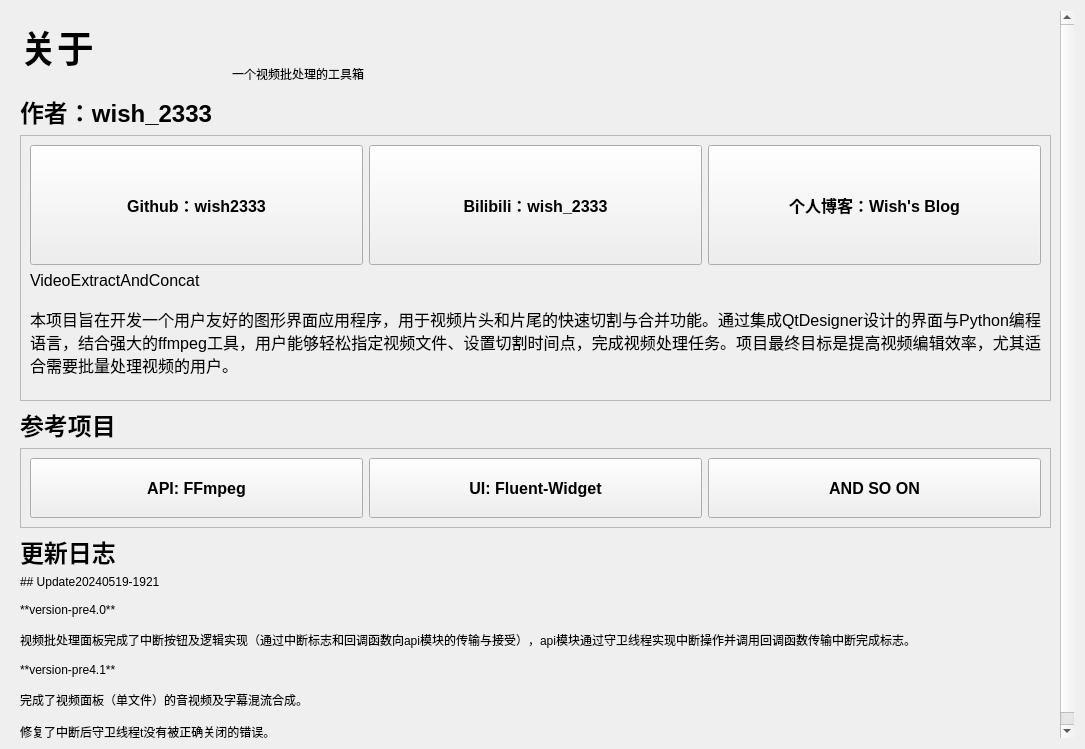
Qt form modules/UI/aboutInterface.ui (wish2333/VideoExtractAndConcat) before a commit.
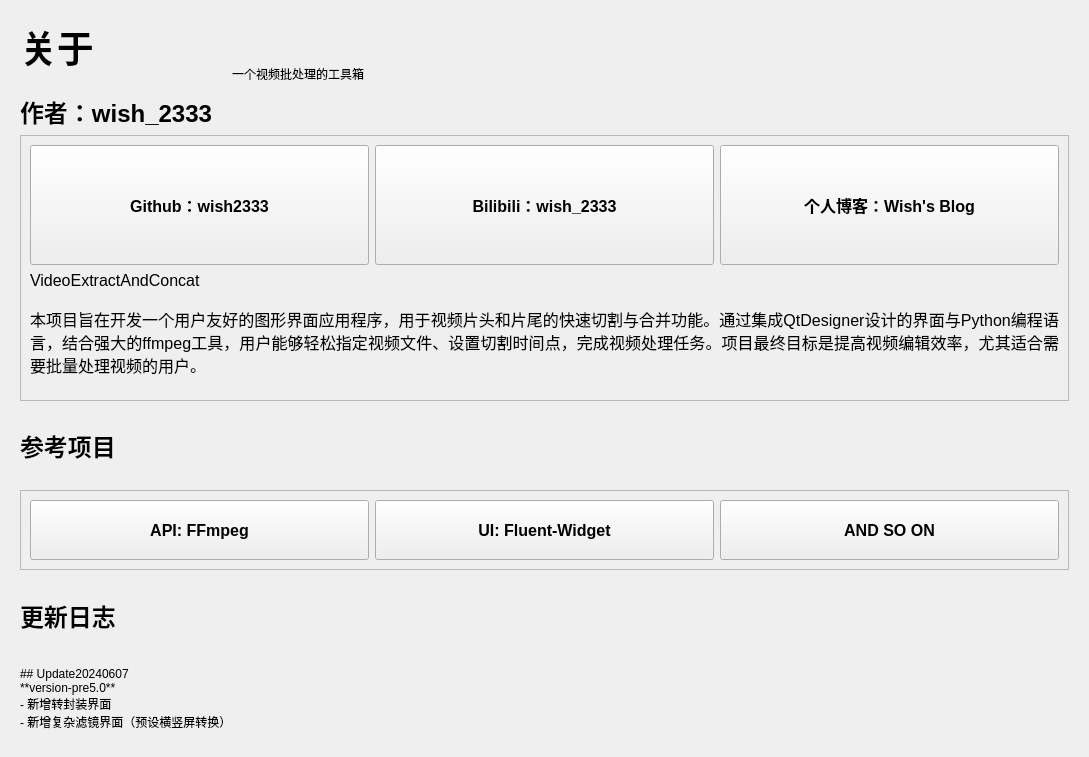
The same form after that commit. Custom widgets are drawn as their Qt base class.

Commit message: Update20240608-version-pre5.0

Diff of the .ui file:
```diff
--- a/modules/UI/aboutInterface.ui
+++ b/modules/UI/aboutInterface.ui
@@ -6,8 +6,8 @@
    <rect>
     <x>0</x>
     <y>0</y>
-    <width>1085</width>
-    <height>749</height>
+    <width>1089</width>
+    <height>757</height>
    </rect>
   </property>
   <property name="minimumSize">
@@ -42,8 +42,8 @@
        <rect>
         <x>0</x>
         <y>0</y>
-        <width>1050</width>
-        <height>734</height>
+        <width>1071</width>
+        <height>739</height>
        </rect>
       </property>
       <layout class="QVBoxLayout" name="verticalLayout_3">
@@ -422,17 +422,10 @@
        <item>
         <widget class="QLabel" name="label">
          <property name="text">
-          <string>## Update20240519-1921
-
-**version-pre4.0**
-
-视频批处理面板完成了中断按钮及逻辑实现（通过中断标志和回调函数向api模块的传输与接受），api模块通过守卫线程实现中断操作并调用回调函数传输中断完成标志。
-
-**version-pre4.1**
-
-完成了视频面板（单文件）的音视频及字幕混流合成。
-
-修复了中断后守卫线程t没有被正确关闭的错误。</string>
+          <string>## Update20240607
+**version-pre5.0**
+- 新增转封装界面
+- 新增复杂滤镜界面（预设横竖屏转换）</string>
          </property>
          <property name="textFormat">
           <enum>Qt::TextFormat::MarkdownText</enum>
```
The commit also changes 21 other files.
